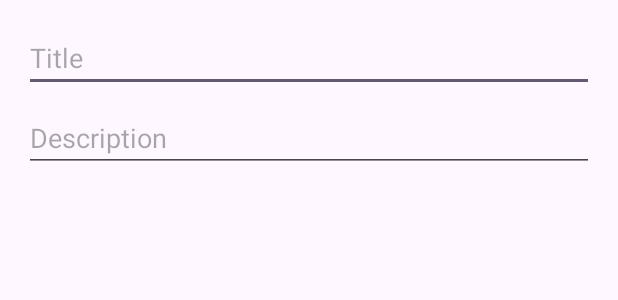
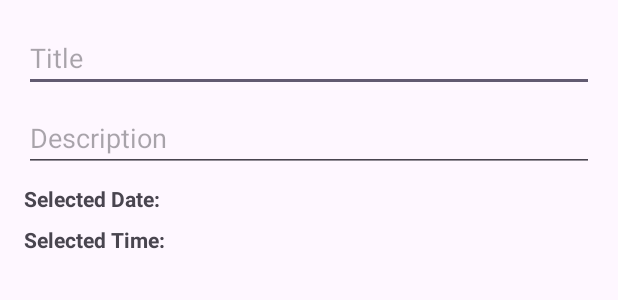
Before and after one commit to Anchaljajoo7/EventPlannerApp, an Android app: the layout dialog_add_edit_event.xml on its own in the app's theme, with its tools: preview values and no code run, on a phone screen of 412 x 824 dp. Shown: the top 300 px of the screen. Run offline under Robolectric (Android 15) with nearby library versions, the phone set to English and light mode, and no system bars.

```diff
--- a/app/src/main/res/layout/dialog_add_edit_event.xml
+++ b/app/src/main/res/layout/dialog_add_edit_event.xml
@@ -18,4 +18,20 @@
         android:layout_marginTop="8dp"
         android:hint="Description" />
 
+    <TextView
+        android:id="@+id/tvSelectedDate"
+        android:layout_width="match_parent"
+        android:layout_height="wrap_content"
+        android:layout_marginTop="8dp"
+        android:text="Selected Date: "
+        android:textStyle="bold" />
+
+    <TextView
+        android:id="@+id/tvSelectedTime"
+        android:layout_width="match_parent"
+        android:layout_height="wrap_content"
+        android:layout_marginTop="8dp"
+        android:text="Selected Time: "
+        android:textStyle="bold" />
+
 </LinearLayout>
--- a/app/src/main/res/values/strings.xml
+++ b/app/src/main/res/values/strings.xml
@@ -8,4 +8,5 @@
     <string name="delete_event_confirmation">Are you sure you want to delete this event?</string>
     <string name="yes">Yes</string>
     <string name="no">No</string>
+    <string name="pick_date">Pick Date</string>
 </resources>
```
Also changed, not shown: app/src/main/java/com/app/eventplannerapp/ui/AddEditEventDialog.kt (+82 -27 lines).
